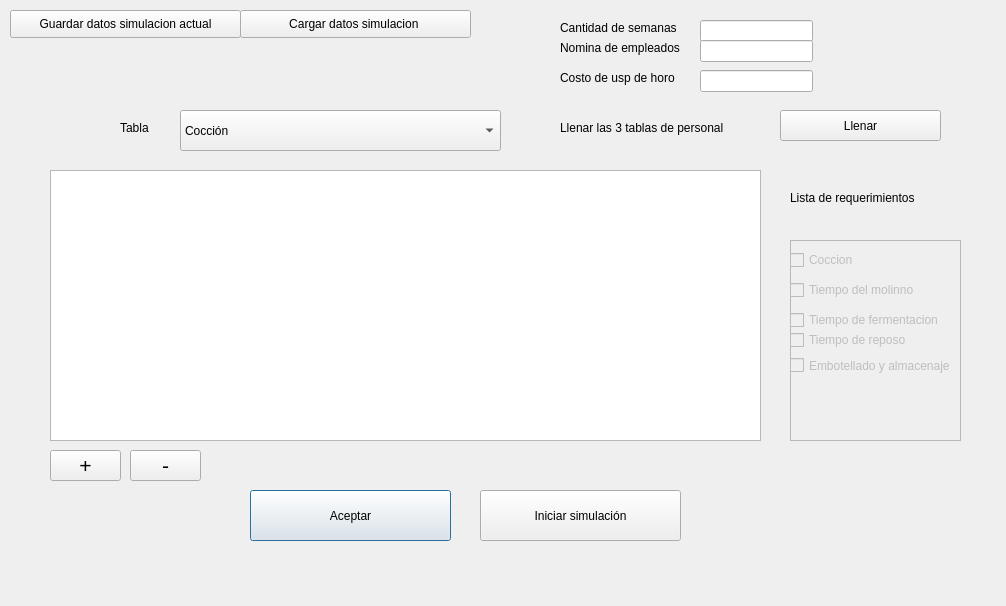
EscuelaProyectosPOO/simulacion, file interfaces/ventanas_produccion/Ingreso_datos_produccion.ui: the form before one commit.
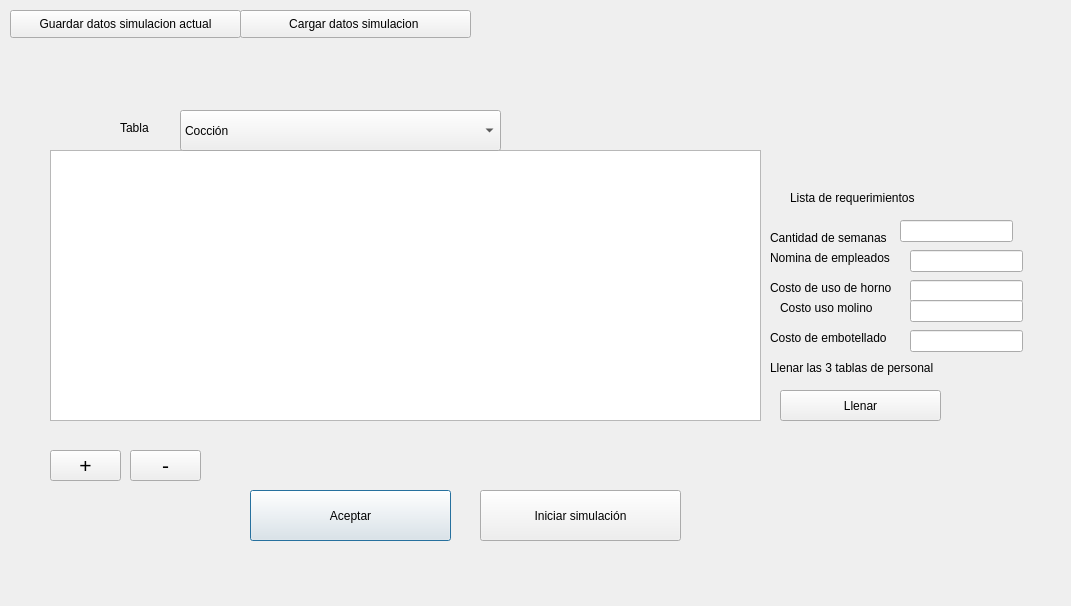
The form after the commit.

Commit message: conexion establecida en la ventana de produccion

```diff
--- a/interfaces/ventanas_produccion/Ingreso_datos_produccion.ui
+++ b/interfaces/ventanas_produccion/Ingreso_datos_produccion.ui
@@ -6,7 +6,7 @@
    <rect>
     <x>0</x>
     <y>0</y>
-    <width>1006</width>
+    <width>1071</width>
     <height>606</height>
    </rect>
   </property>
@@ -17,7 +17,7 @@
    <property name="geometry">
     <rect>
      <x>50</x>
-     <y>170</y>
+     <y>150</y>
      <width>711</width>
      <height>271</height>
     </rect>
@@ -36,105 +36,6 @@
     <string>Lista de requerimientos</string>
    </property>
   </widget>
-  <widget class="QFrame" name="requisitos_frame">
-   <property name="geometry">
-    <rect>
-     <x>790</x>
-     <y>240</y>
-     <width>171</width>
-     <height>201</height>
-    </rect>
-   </property>
-   <property name="frameShape">
-    <enum>QFrame::StyledPanel</enum>
-   </property>
-   <property name="frameShadow">
-    <enum>QFrame::Raised</enum>
-   </property>
-   <widget class="QCheckBox" name="check_coccion">
-    <property name="enabled">
-     <bool>false</bool>
-    </property>
-    <property name="geometry">
-     <rect>
-      <x>0</x>
-      <y>10</y>
-      <width>81</width>
-      <height>20</height>
-     </rect>
-    </property>
-    <property name="mouseTracking">
-     <bool>false</bool>
-    </property>
-    <property name="text">
-     <string>Coccion</string>
-    </property>
-   </widget>
-   <widget class="QCheckBox" name="check_molino">
-    <property name="enabled">
-     <bool>false</bool>
-    </property>
-    <property name="geometry">
-     <rect>
-      <x>0</x>
-      <y>40</y>
-      <width>141</width>
-      <height>20</height>
-     </rect>
-    </property>
-    <property name="text">
-     <string>Tiempo del molinno</string>
-    </property>
-   </widget>
-   <widget class="QCheckBox" name="check_fermentacion">
-    <property name="enabled">
-     <bool>false</bool>
-    </property>
-    <property name="geometry">
-     <rect>
-      <x>0</x>
-      <y>70</y>
-      <width>151</width>
-      <height>20</height>
-     </rect>
-    </property>
-    <property name="text">
-     <string>Tiempo de fermentacion</string>
-    </property>
-   </widget>
-   <widget class="QCheckBox" name="check_reposo">
-    <property name="enabled">
-     <bool>false</bool>
-    </property>
-    <property name="geometry">
-     <rect>
-      <x>0</x>
-      <y>90</y>
-      <width>141</width>
-      <height>20</height>
-     </rect>
-    </property>
-    <property name="text">
-     <string>Tiempo de reposo</string>
-    </property>
-   </widget>
-   <widget class="QCheckBox" name="check_embotellado">
-    <property name="enabled">
-     <bool>false</bool>
-    </property>
-    <property name="geometry">
-     <rect>
-      <x>0</x>
-      <y>110</y>
-      <width>171</width>
-      <height>31</height>
-     </rect>
-    </property>
-    <property name="text">
-     <string>Embotellado y almacenaje</string>
-    </property>
-   </widget>
-  </widget>
   <widget class="QComboBox" name="tablas_opcion">
    <property name="geometry">
     <rect>
@@ -240,8 +141,8 @@
   <widget class="QLabel" name="label_3">
    <property name="geometry">
     <rect>
-     <x>560</x>
-     <y>120</y>
+     <x>770</x>
+     <y>360</y>
      <width>211</width>
      <height>16</height>
     </rect>
@@ -254,7 +155,7 @@
    <property name="geometry">
     <rect>
      <x>780</x>
-     <y>110</y>
+     <y>390</y>
      <width>161</width>
      <height>31</height>
     </rect>
@@ -305,8 +206,8 @@
   <widget class="QLineEdit" name="iteraciones">
    <property name="geometry">
     <rect>
-     <x>700</x>
-     <y>20</y>
+     <x>900</x>
+     <y>220</y>
      <width>113</width>
      <height>22</height>
     </rect>
@@ -315,8 +216,8 @@
   <widget class="QLabel" name="label_4">
    <property name="geometry">
     <rect>
-     <x>560</x>
-     <y>20</y>
+     <x>770</x>
+     <y>230</y>
      <width>131</width>
      <height>16</height>
     </rect>
@@ -328,8 +229,8 @@
   <widget class="QLineEdit" name="nomina">
    <property name="geometry">
     <rect>
-     <x>700</x>
-     <y>40</y>
+     <x>910</x>
+     <y>250</y>
      <width>113</width>
      <height>22</height>
     </rect>
@@ -341,8 +242,8 @@
   <widget class="QLabel" name="label_5">
    <property name="geometry">
     <rect>
-     <x>560</x>
-     <y>40</y>
+     <x>770</x>
+     <y>250</y>
      <width>131</width>
      <height>16</height>
     </rect>
@@ -354,8 +255,8 @@
   <widget class="QLineEdit" name="costo_horno">
    <property name="geometry">
     <rect>
-     <x>700</x>
-     <y>70</y>
+     <x>910</x>
+     <y>280</y>
      <width>113</width>
      <height>22</height>
     </rect>
@@ -367,14 +268,66 @@
   <widget class="QLabel" name="label_6">
    <property name="geometry">
     <rect>
-     <x>560</x>
-     <y>70</y>
+     <x>770</x>
+     <y>280</y>
      <width>131</width>
      <height>16</height>
     </rect>
    </property>
    <property name="text">
-    <string>Costo de usp de horo</string>
+    <string>Costo de uso de horno</string>
+   </property>
+  </widget>
+  <widget class="QLineEdit" name="costoembotellado">
+   <property name="geometry">
+    <rect>
+     <x>910</x>
+     <y>330</y>
+     <width>113</width>
+     <height>22</height>
+    </rect>
+   </property>
+   <property name="text">
+    <string/>
+   </property>
+  </widget>
+  <widget class="QLabel" name="label_7">
+   <property name="geometry">
+    <rect>
+     <x>770</x>
+     <y>330</y>
+     <width>131</width>
+     <height>16</height>
+    </rect>
+   </property>
+   <property name="text">
+    <string>Costo de embotellado</string>
+   </property>
+  </widget>
+  <widget class="QLineEdit" name="costo_molino">
+   <property name="geometry">
+    <rect>
+     <x>910</x>
+     <y>300</y>
+     <width>113</width>
+     <height>22</height>
+    </rect>
+   </property>
+   <property name="text">
+    <string/>
+   </property>
+  </widget>
+  <widget class="QLabel" name="label_8">
+   <property name="geometry">
+    <rect>
+     <x>780</x>
+     <y>300</y>
+     <width>131</width>
+     <height>16</height>
+    </rect>
+   </property>
+   <property name="text">
+    <string>Costo uso molino</string>
    </property>
   </widget>
  </widget>
```
The commit also changes 4 other files.
